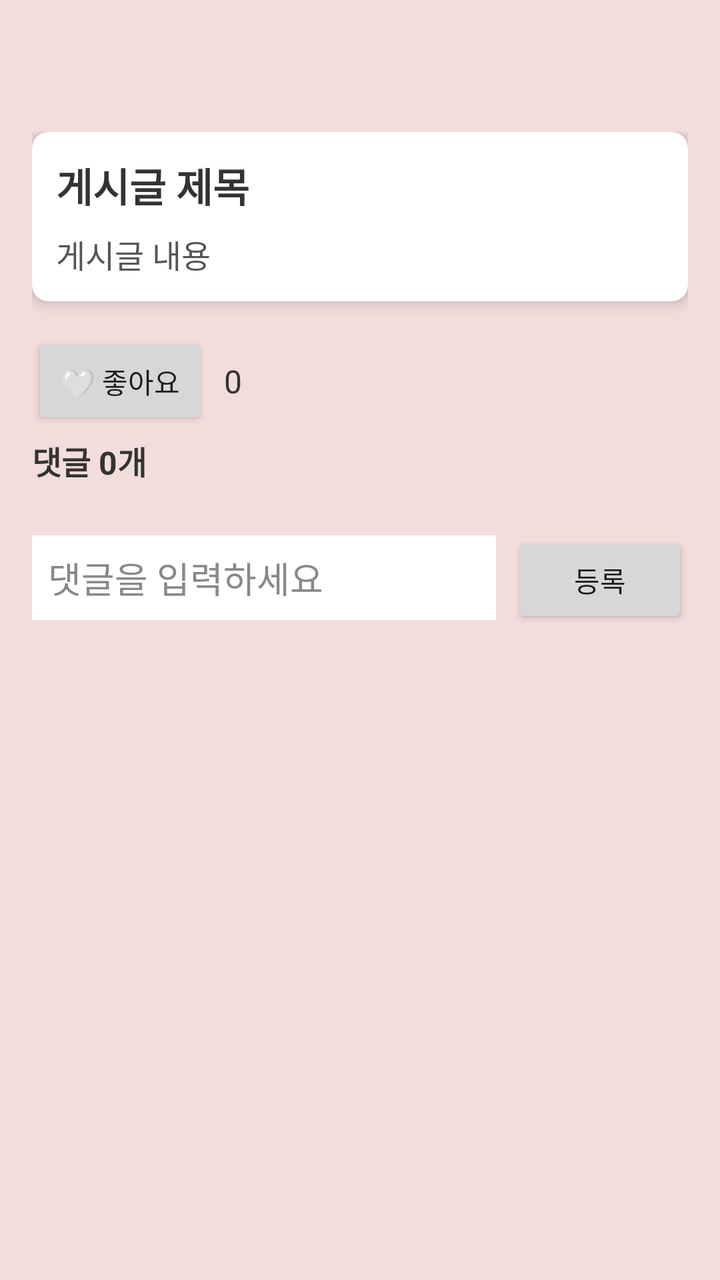
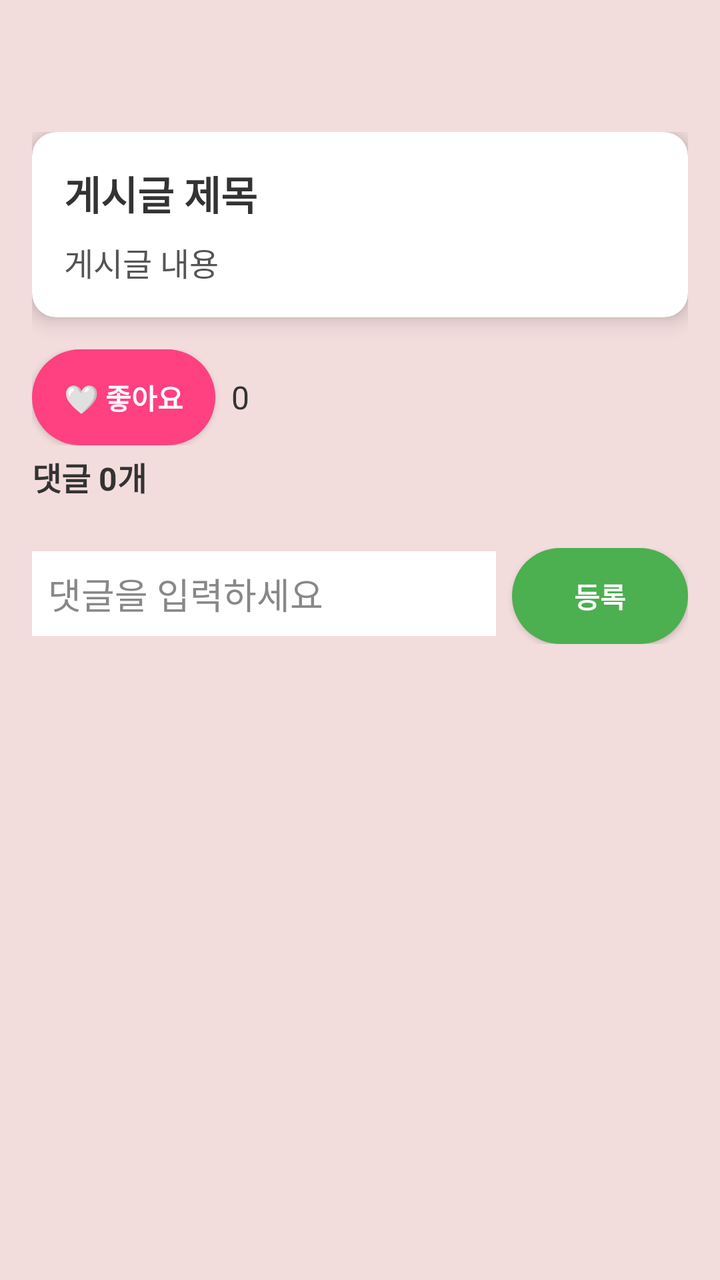

The first picture is an Android layout as it rendered before a commit; the second is the same layout after the commit. The layout source and the unified diff follow.
<!-- AndroidManifest.xml: application theme Theme.DormApp -->
<!-- res/layout/fragment_post_detail.xml -->
<?xml version="1.0" encoding="utf-8"?>
<androidx.core.widget.NestedScrollView
    xmlns:android="http://schemas.android.com/apk/res/android"
    xmlns:app="http://schemas.android.com/apk/res-auto"
    android:id="@+id/nestedScrollView"
    android:layout_width="match_parent"
    android:layout_height="match_parent"
    android:background="#F2DCDC"
    android:padding="16dp"
    android:fitsSystemWindows="true"
    android:clipToPadding="false"
    android:paddingBottom="64dp"
    android:fillViewport="true">

    <LinearLayout
        android:layout_width="match_parent"
        android:layout_height="wrap_content"
        android:orientation="vertical"
        android:layout_marginTop="50dp">

        <androidx.cardview.widget.CardView
            android:layout_width="match_parent"
            android:layout_height="wrap_content"
            android:layout_marginBottom="16dp"
            app:cardCornerRadius="8dp"
            app:cardElevation="4dp"
            app:cardBackgroundColor="@android:color/white">

            <LinearLayout
                android:layout_width="match_parent"
                android:layout_height="wrap_content"
                android:orientation="vertical"
                android:padding="12dp">

                <TextView
                    android:id="@+id/tvDetailTitle"
                    android:layout_width="wrap_content"
                    android:layout_height="wrap_content"
                    android:text="게시글 제목"
                    android:textSize="20sp"
                    android:textStyle="bold"
                    android:textColor="#333333"/>

                <ImageView
                    android:id="@+id/ivDetailImage"
                    android:layout_width="match_parent"
                    android:layout_height="200dp"
                    android:layout_marginTop="8dp"
                    android:scaleType="centerCrop"
                    android:visibility="gone"/>

                <TextView
                    android:id="@+id/tvDetailContent"
                    android:layout_width="match_parent"
                    android:layout_height="wrap_content"
                    android:layout_marginTop="8dp"
                    android:text="게시글 내용"
                    android:textSize="16sp"
                    android:textColor="#555555"/>

            </LinearLayout>
        </androidx.cardview.widget.CardView>

        <LinearLayout
            android:layout_width="match_parent"
            android:layout_height="wrap_content"
            android:orientation="horizontal"
            android:gravity="start"
            android:layout_marginBottom="4dp">

            <androidx.appcompat.widget.AppCompatButton
                android:id="@+id/btnLike"
                android:layout_width="wrap_content"
                android:layout_height="wrap_content"
                android:text="🤍 좋아요"/>

            <TextView
                android:id="@+id/tvLikeCount"
                android:layout_width="wrap_content"
                android:layout_height="wrap_content"
                android:layout_marginStart="8dp"
                android:text="0"
                android:textSize="16sp"
                android:textColor="#333333"/>

        </LinearLayout>

        <TextView
            android:id="@+id/tvCommentCount"
            android:layout_width="wrap_content"
            android:layout_height="wrap_content"
            android:text="댓글 0개"
            android:textSize="16sp"
            android:textStyle="bold"
            android:textColor="#333333"
            android:layout_marginBottom="8dp"/>

        <androidx.recyclerview.widget.RecyclerView
            android:id="@+id/rvComments"
            android:layout_width="match_parent"
            android:layout_height="wrap_content"
            android:nestedScrollingEnabled="false"
            android:overScrollMode="never"
            android:clipToPadding="false"
            android:paddingBottom="8dp"/>

        <LinearLayout
            android:layout_width="match_parent"
            android:layout_height="wrap_content"
            android:orientation="horizontal"
            android:layout_marginTop="8dp">

            <EditText
                android:id="@+id/etComment"
                android:layout_width="0dp"
                android:layout_height="wrap_content"
                android:layout_weight="1"
                android:hint="댓글을 입력하세요"
                android:background="@android:color/white"
                android:padding="8dp"
                android:textColor="#000000"
                android:textColorHint="#888888"/>

            <androidx.appcompat.widget.AppCompatButton
                android:id="@+id/btnSendComment"
                android:layout_width="wrap_content"
                android:layout_height="wrap_content"
                android:layout_marginStart="8dp"
                android:text="등록"/>
        </LinearLayout>

        <LinearLayout
            android:layout_width="match_parent"
            android:layout_height="wrap_content"
            android:gravity="end"
            android:orientation="horizontal"
            android:layout_marginTop="12dp"
            android:layout_marginBottom="12dp">

            <androidx.appcompat.widget.AppCompatButton
                android:id="@+id/btnEditPost"
                android:layout_width="wrap_content"
                android:layout_height="wrap_content"
                android:layout_marginEnd="8dp"
                android:text="수정"
                android:visibility="gone"/>

            <androidx.appcompat.widget.AppCompatButton
                android:id="@+id/btnDeletePost"
                android:layout_width="wrap_content"
                android:layout_height="wrap_content"
                android:text="삭제"
                android:visibility="gone"/>
        </LinearLayout>

    </LinearLayout>

</androidx.core.widget.NestedScrollView>
<!-- resources referenced by this layout -->
<resources>
  <style name="Theme.DormApp" parent="Theme.AppCompat.Light.NoActionBar">
      </style>
</resources>

<!-- the commit's change to res/layout/fragment_post_detail.xml (unified diff, before → after) -->
@@ -18,19 +18,20 @@
         android:orientation="vertical"
         android:layout_marginTop="50dp">
 
+        
         <androidx.cardview.widget.CardView
             android:layout_width="match_parent"
             android:layout_height="wrap_content"
             android:layout_marginBottom="16dp"
-            app:cardCornerRadius="8dp"
-            app:cardElevation="4dp"
+            app:cardCornerRadius="12dp"
+            app:cardElevation="6dp"
             app:cardBackgroundColor="@android:color/white">
 
             <LinearLayout
                 android:layout_width="match_parent"
                 android:layout_height="wrap_content"
                 android:orientation="vertical"
-                android:padding="12dp">
+                android:padding="16dp">
 
                 <TextView
                     android:id="@+id/tvDetailTitle"
@@ -61,6 +62,7 @@
             </LinearLayout>
         </androidx.cardview.widget.CardView>
 
+        
         <LinearLayout
             android:layout_width="match_parent"
             android:layout_height="wrap_content"
@@ -72,7 +74,12 @@
                 android:id="@+id/btnLike"
                 android:layout_width="wrap_content"
                 android:layout_height="wrap_content"
-                android:text="🤍 좋아요"/>
+                android:text="🤍 좋아요"
+                android:textStyle="bold"
+                android:textColor="#FFFFFF"
+                android:background="@drawable/rounded_pink_button"
+                android:paddingHorizontal="16dp"
+                android:paddingVertical="8dp" />
 
             <TextView
                 android:id="@+id/tvLikeCount"
@@ -85,6 +92,7 @@
 
         </LinearLayout>
 
+        
         <TextView
             android:id="@+id/tvCommentCount"
             android:layout_width="wrap_content"
@@ -95,6 +103,7 @@
             android:textColor="#333333"
             android:layout_marginBottom="8dp"/>
 
+        
         <androidx.recyclerview.widget.RecyclerView
             android:id="@+id/rvComments"
             android:layout_width="match_parent"
@@ -104,6 +113,7 @@
             android:clipToPadding="false"
             android:paddingBottom="8dp"/>
 
+        
         <LinearLayout
             android:layout_width="match_parent"
             android:layout_height="wrap_content"
@@ -126,9 +136,15 @@
                 android:layout_width="wrap_content"
                 android:layout_height="wrap_content"
                 android:layout_marginStart="8dp"
-                android:text="등록"/>
+                android:text="등록"
+                android:textStyle="bold"
+                android:textColor="#FFFFFF"
+                android:background="@drawable/rounded_green_button"
+                android:paddingHorizontal="16dp"
+                android:paddingVertical="8dp" />
         </LinearLayout>
 
+        
         <LinearLayout
             android:layout_width="match_parent"
             android:layout_height="wrap_content"
@@ -143,14 +159,24 @@
                 android:layout_height="wrap_content"
                 android:layout_marginEnd="8dp"
                 android:text="수정"
-                android:visibility="gone"/>
+                android:visibility="gone"
+                android:textColor="#FFFFFF"
+                android:textStyle="bold"
+                android:background="@drawable/rounded_blue_button"
+                android:paddingHorizontal="16dp"
+                android:paddingVertical="8dp"/>
 
             <androidx.appcompat.widget.AppCompatButton
                 android:id="@+id/btnDeletePost"
                 android:layout_width="wrap_content"
                 android:layout_height="wrap_content"
                 android:text="삭제"
-                android:visibility="gone"/>
+                android:visibility="gone"
+                android:textColor="#FFFFFF"
+                android:textStyle="bold"
+                android:background="@drawable/rounded_red_button"
+                android:paddingHorizontal="16dp"
+                android:paddingVertical="8dp"/>
         </LinearLayout>
 
     </LinearLayout>
<!-- resource entries referenced after the edit -->
@@ -1,5 +1,25 @@
 <!-- resources referenced by this layout -->
 <resources>
+  <!-- drawable rounded_blue_button (drawable) -->
+  <shape xmlns:android="http://schemas.android.com/apk/res/android" android:shape="rectangle">
+      <solid android:color="#2196F3"/>
+      <corners android:radius="30dp"/>
+  </shape>
+  <!-- drawable rounded_green_button (drawable) -->
+  <shape xmlns:android="http://schemas.android.com/apk/res/android" android:shape="rectangle">
+      <solid android:color="#4CAF50"/>
+      <corners android:radius="30dp"/>
+  </shape>
+  <!-- drawable rounded_pink_button (drawable) -->
+  <shape xmlns:android="http://schemas.android.com/apk/res/android" android:shape="rectangle">
+      <solid android:color="#FF4081"/>
+      <corners android:radius="30dp"/>
+  </shape>
+  <!-- drawable rounded_red_button (drawable) -->
+  <shape xmlns:android="http://schemas.android.com/apk/res/android" android:shape="rectangle">
+      <solid android:color="#F44336"/>
+      <corners android:radius="30dp"/>
+  </shape>
   <style name="Theme.DormApp" parent="Theme.AppCompat.Light.NoActionBar">
       </style>
 </resources>
